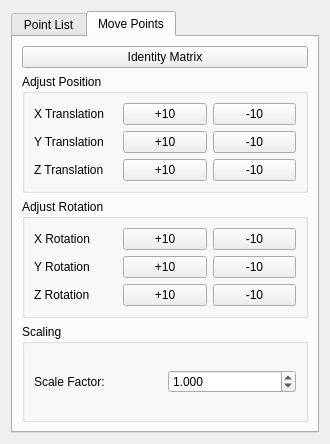
Above: rtUI/rt3DPointBuffer.ui from pengwg/vurtigo before the change. Below: the same form after it.
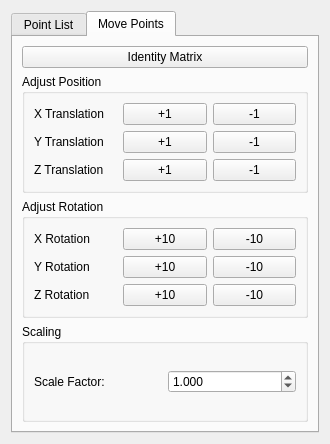
That is the form after the change. The open tabs and pages were chosen to show the change.

The edit to the form file:
```diff
--- a/rtUI/rt3DPointBuffer.ui
+++ b/rtUI/rt3DPointBuffer.ui
@@ -113,14 +113,14 @@
           <item row="0" column="1">
            <widget class="QPushButton" name="pushXPlus">
             <property name="text">
-             <string>+10</string>
+             <string>+1</string>
             </property>
            </widget>
           </item>
           <item row="0" column="2">
            <widget class="QPushButton" name="pushXMinus">
             <property name="text">
-             <string>-10</string>
+             <string>-1</string>
             </property>
            </widget>
           </item>
@@ -141,28 +141,28 @@
           <item row="1" column="1">
            <widget class="QPushButton" name="pushYPlus">
             <property name="text">
-             <string>+10</string>
+             <string>+1</string>
             </property>
            </widget>
           </item>
           <item row="1" column="2">
            <widget class="QPushButton" name="pushYMinus">
             <property name="text">
-             <string>-10</string>
+             <string>-1</string>
             </property>
            </widget>
           </item>
           <item row="2" column="1">
            <widget class="QPushButton" name="pushZPlus">
             <property name="text">
-             <string>+10</string>
+             <string>+1</string>
             </property>
            </widget>
           </item>
           <item row="2" column="2">
            <widget class="QPushButton" name="pushZMinus">
             <property name="text">
-             <string>-10</string>
+             <string>-1</string>
             </property>
            </widget>
           </item>
```
